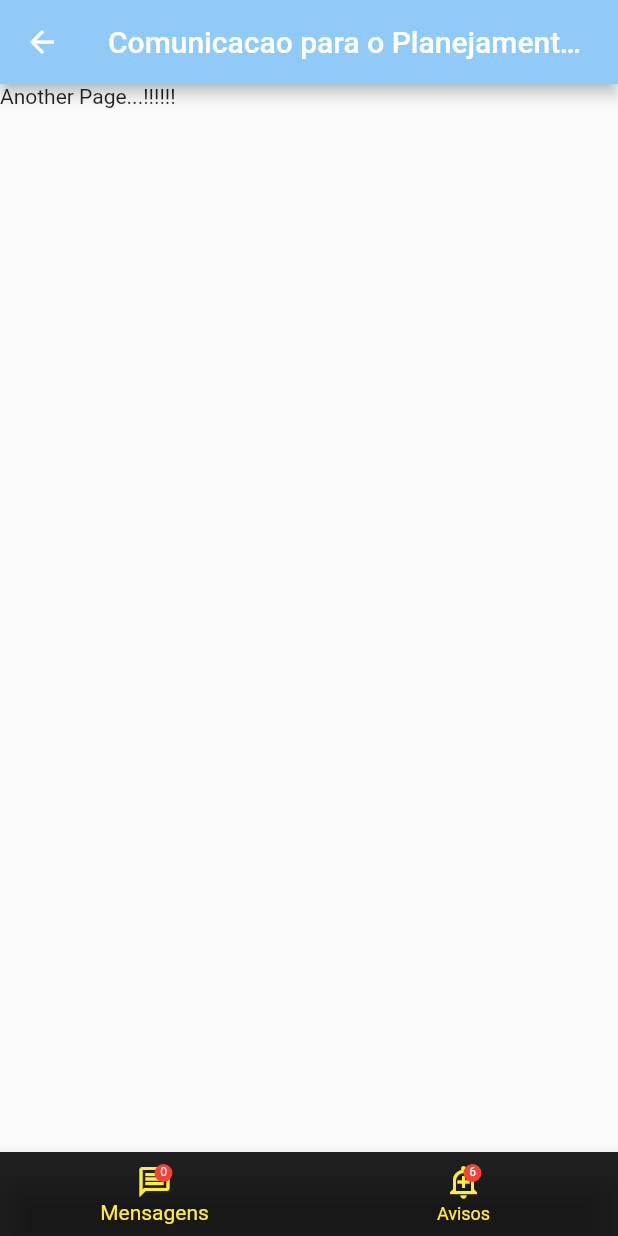
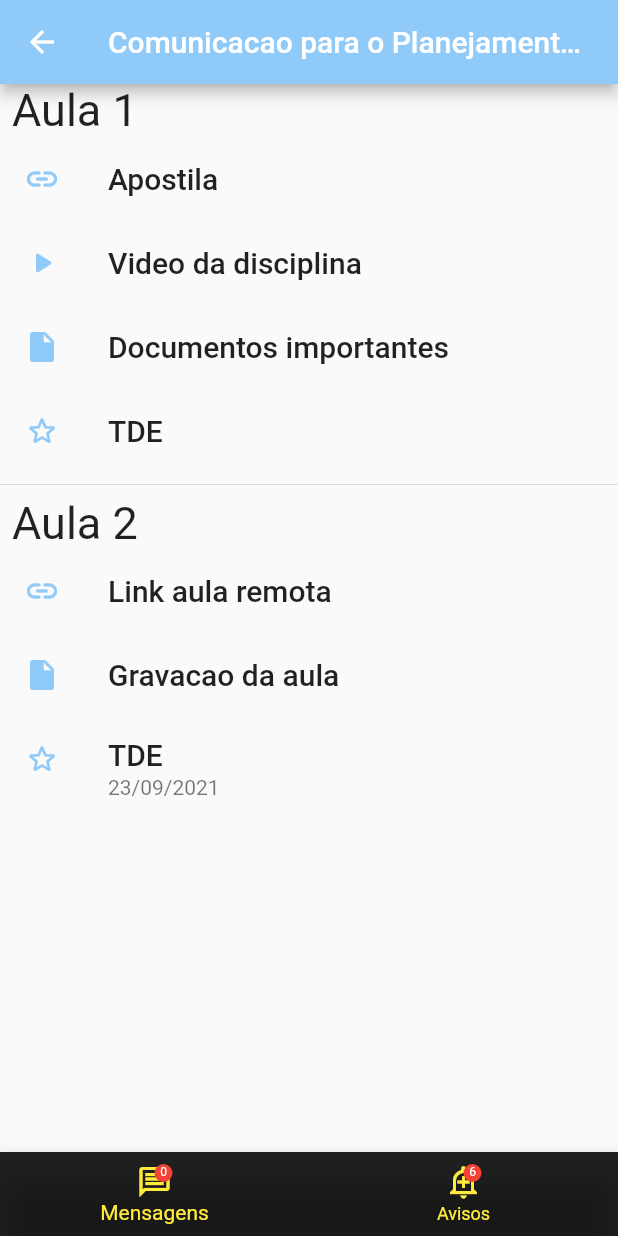
Before and after one commit to albertrein/flutter-ulbra-interface-aula, a Flutter app: the screen it shows after launch, after a tap on "Comunicacao para o Planejamento Profissi", on a phone screen of 412 x 824 dp. Run offline on Flutter 3.47's test engine with Material 2 defaults, Android fonts, the phone set to English and light mode, and no system bars; statements that could not run were skipped.

Commit message:
Estilizando roteiro de aprendizagem.

```diff
--- a/lib/cadeira.dart
+++ b/lib/cadeira.dart
@@ -9,12 +9,46 @@ class Cadeira extends StatelessWidget {
 
   @override
   Widget build (BuildContext ctxt) {
+    ListTile _itemRoteiro(String title, IconData icone, [Text? subTitulo]) {
+      return ListTile(
+        title: Text(title,
+          style: const TextStyle(
+            fontWeight: FontWeight.w500,
+            fontSize: 20,
+          )
+        ),
+        subtitle: subTitulo,
+        leading: Icon(
+          icone,
+          color: cadeiraCorTema,
+        ),
+      );
+    }
     return Scaffold(
       appBar: AppBar(
         title: Text(cadeiraTitulo),
         backgroundColor: cadeiraCorTema,
       ),
-      body: const Text("Another Page...!!!!!!"),
+      body: ListView(
+          children: [
+            const Padding(
+              padding: EdgeInsets.only(left: 8),
+              child: Text('Aula 1', style: TextStyle(fontSize: 30)),
+            ),
+            _itemRoteiro('Apostila', Icons.insert_link_rounded),
+            _itemRoteiro('Video da disciplina', Icons.play_arrow_rounded),
+            _itemRoteiro('Documentos importantes', Icons.insert_drive_file_rounded),
+            _itemRoteiro('TDE', Icons.star_border_rounded),
+            const Divider(),
+            const Padding(
+              padding: EdgeInsets.only(left: 8),
+              child: Text('Aula 2', style: TextStyle(fontSize: 30)),
+            ),
+            _itemRoteiro('Link aula remota', Icons.insert_link_rounded),
+            _itemRoteiro('Gravacao da aula', Icons.insert_drive_file_rounded),
+            _itemRoteiro('TDE', Icons.star_border_rounded, const Text('23/09/2021')),
+          ],
+      ),
       bottomNavigationBar: MenuRodape()
     );
   }
```
